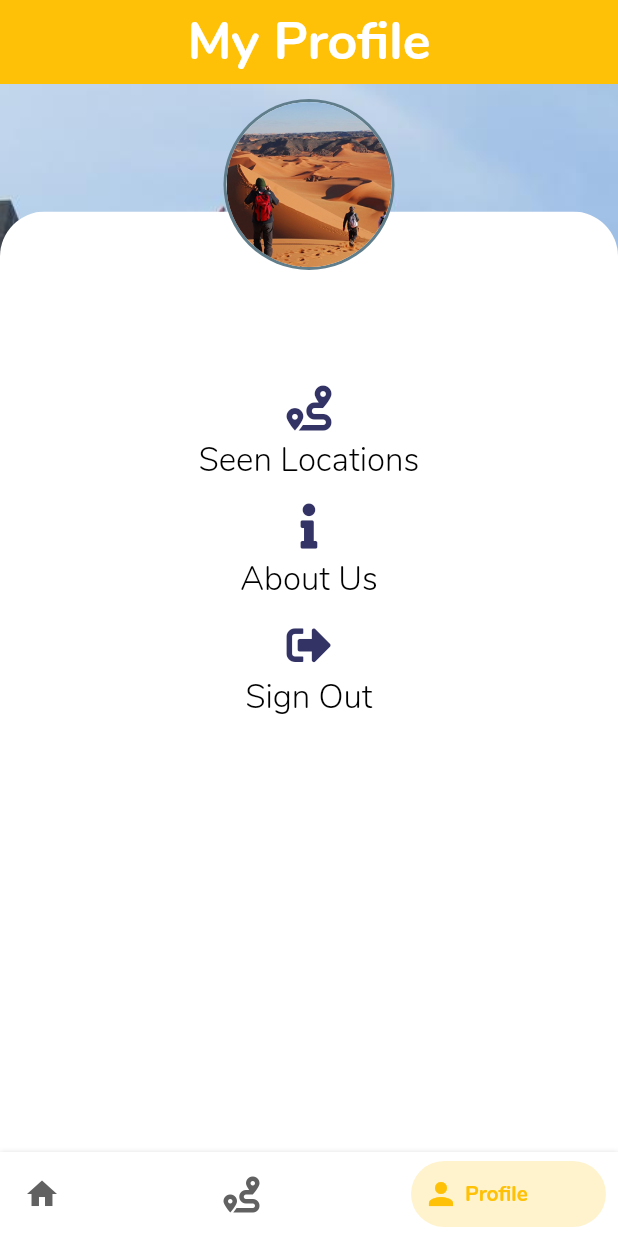
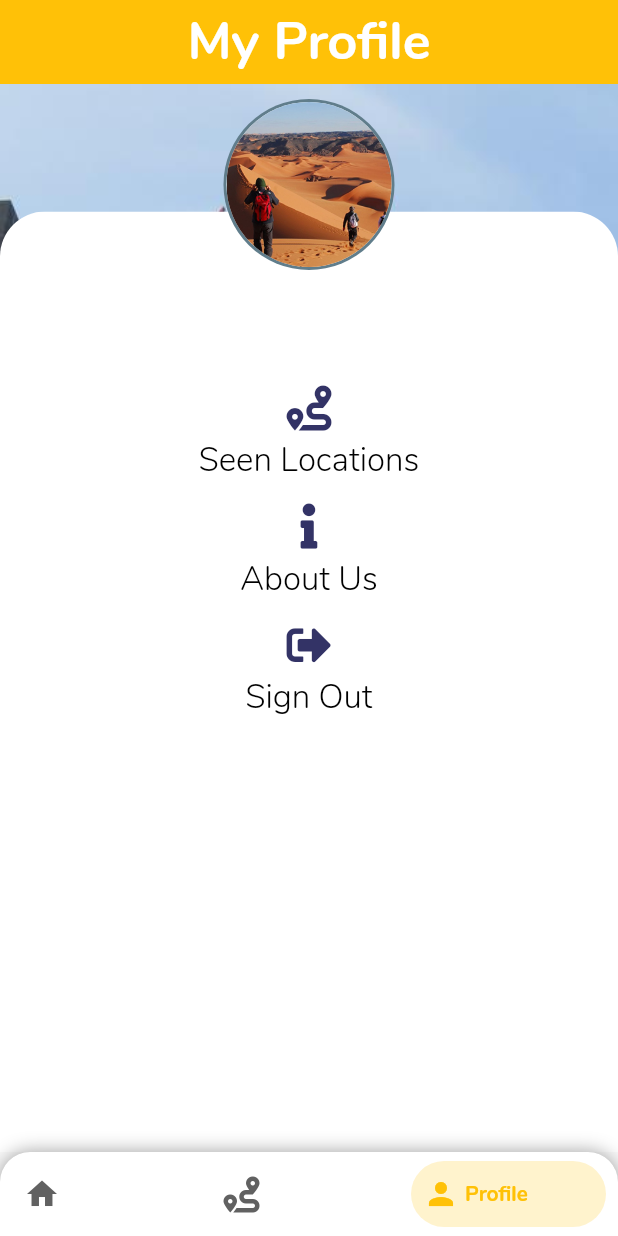
Before and after one commit to YusufEminDemirci/flutter-travel-app, a Flutter app: the Home screen opened directly, swiped to page 3, on a phone screen of 412 x 824 dp. Run offline on Flutter 3.47's test engine with Material 2 defaults, Android fonts, the phone set to English and light mode, and no system bars; drawn by our look-alikes of bottom_navy_bar; our stand-ins replace animated_text_kit, cloud_firestore, firebase_auth, firebase_core, font_awesome_flutter, shared_preferences and 1 more; accounts and stored records are empty.

Commit message:
changed home showing state

```diff
--- a/lib/Screens/Home.dart
+++ b/lib/Screens/Home.dart
@@ -3,8 +3,10 @@ import 'package:firebase_auth/firebase_auth.dart';
 import 'package:flutter/material.dart';
 import 'package:font_awesome_flutter/font_awesome_flutter.dart';
 import 'package:lets_head_out/Screens/Cities.dart';
+import 'package:lets_head_out/Screens/SignIn.dart';
 import 'package:lets_head_out/Screens/Splash.dart';
 import 'package:lets_head_out/Utils/consts.dart';
+import 'package:shared_preferences/shared_preferences.dart';
 import 'TravelList.dart';
 import 'Profile.dart';
 
@@ -21,6 +23,7 @@ class _HomeState extends State<Home> {
   @override
   void initState() {
     super.initState();
+    checkLoginStatus();
     _pageController = PageController();
   }
 
@@ -28,6 +31,18 @@ class _HomeState extends State<Home> {
   void dispose() {
     _pageController.dispose();
     super.dispose();
+  }
+
+  Future<void> checkLoginStatus() async {
+    SharedPreferences prefs = await SharedPreferences.getInstance();
+    bool status = prefs.getBool('isLoggedIn') ?? false;
+
+    if (!status) {
+      Navigator.pushAndRemoveUntil(
+          context,
+          MaterialPageRoute(builder: (context) => new SignInPage()),
+          ModalRoute.withName("/Home"));
+    }
   }
 
   void _incrementTab(index) {
@@ -41,7 +56,20 @@ class _HomeState extends State<Home> {
   @override
   Widget build(BuildContext context) {
     return Scaffold(
-      bottomNavigationBar: BottomNavyBar(
+      bottomNavigationBar: Container(
+          decoration: BoxDecoration(
+            borderRadius: BorderRadius.only(
+                topRight: Radius.circular(20), topLeft: Radius.circular(20)),
+            boxShadow: [
+              BoxShadow(color: Colors.black38, spreadRadius: 0, blurRadius: 10),
+            ],
+          ),
+          child: ClipRRect(
+            borderRadius: BorderRadius.only(
+              topLeft: Radius.circular(20.0),
+              topRight: Radius.circular(20.0),
+            ),
+            child: BottomNavyBar(
                 selectedIndex: _cIndex,
                 showElevation: true,
                 backgroundColor: kwhite,
@@ -79,6 +107,7 @@ class _HomeState extends State<Home> {
                 onItemSelected: (index) {
                   _incrementTab(index);
                 }),
+          )),
       body: SizedBox.expand(
         child: PageView(
           controller: _pageController,
```
Lines whose indentation alone changed are shown as unchanged.
